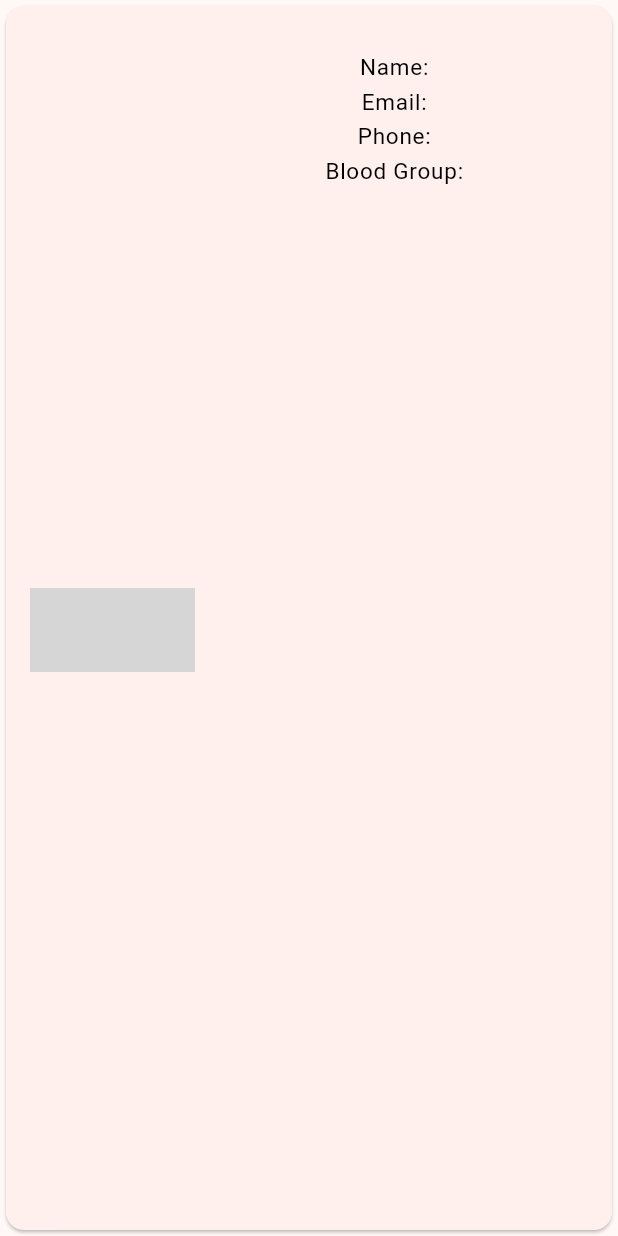
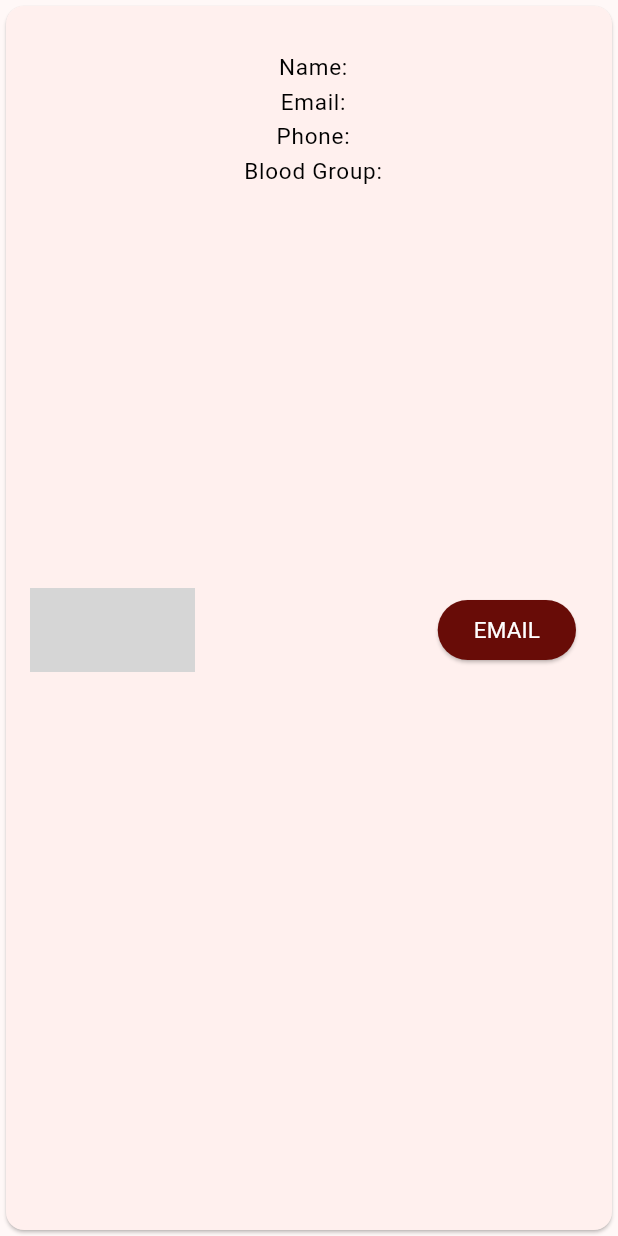
Before and after one commit to Khalidbinwaheed/blood_donation, a Flutter app: the UserItem widget shown alone on an empty page, opened directly with empty values, on a phone screen of 412 x 824 dp. Run offline on Flutter 3.47's test engine with Material 3 defaults, Android fonts, the phone set to English and light mode, and no system bars; our stand-ins replace cloud_firestore, firebase_auth, firebase_core, flutter_riverpod, go_router, riverpod_annotation; accounts and stored records are empty; generated files the repository leaves out were written again; grey boxes are pictures that could not be loaded.

Commit message:
Update user_item.dart

```diff
--- a/lib/features/user_managment/presentation/widgets/user_item.dart
+++ b/lib/features/user_managment/presentation/widgets/user_item.dart
@@ -48,6 +48,18 @@ class UserItem extends ConsumerWidget {
                 ),
               ],
             ),
-    ));
+            trailing: ElevatedButton(
+              onPressed: () {},
+              style: ElevatedButton.styleFrom(
+                backgroundColor: AppStyle.mainColor,
+                shape: RoundedRectangleBorder(
+                  borderRadius: BorderRadius.circular(20),
+                ),
+              ),
+              child: Text(
+                'EMAIL',
+                style: AppStyle.normalTextStyle,
+              ),
+            )));
   }
 }
```
Lines whose indentation alone changed are shown as unchanged.
